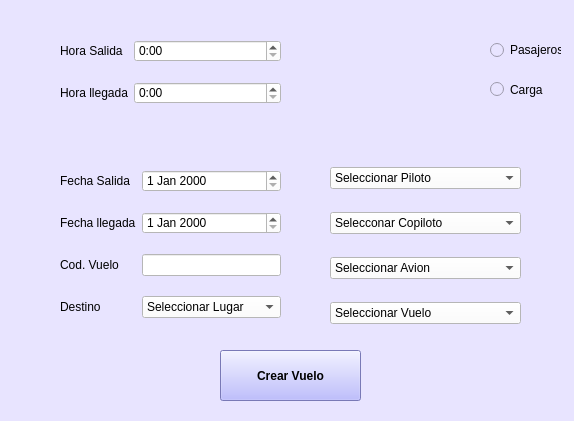
Qt form Interfaces Aeropuerto/vuelo.ui (vanesagustin98/Aerocamp) before a commit.
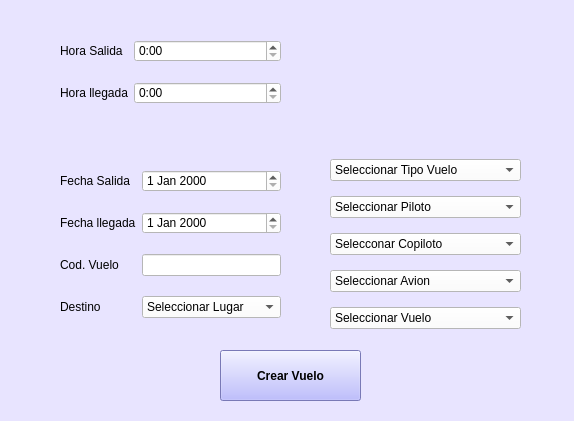
The same form after that commit. Icons and pictures are not drawn.

```diff
--- a/Interfaces Aeropuerto/vuelo.ui
+++ b/Interfaces Aeropuerto/vuelo.ui
@@ -17,45 +17,13 @@
    <string notr="true">background-color: rgb(232, 228, 255);</string>
   </property>
   <widget class="QWidget" name="centralwidget">
-   <widget class="QRadioButton" name="radioButton_3">
-    <property name="geometry">
-     <rect>
-      <x>490</x>
-      <y>80</y>
-      <width>53</width>
-      <height>19</height>
-     </rect>
-    </property>
-    <property name="styleSheet">
-     <string notr="true">background-color: rgb(232, 228, 255);</string>
-    </property>
-    <property name="text">
-     <string>Carga</string>
-    </property>
-   </widget>
-   <widget class="QRadioButton" name="radioButton_2">
-    <property name="geometry">
-     <rect>
-      <x>490</x>
-      <y>40</y>
-      <width>71</width>
-      <height>20</height>
-     </rect>
-    </property>
-    <property name="styleSheet">
-     <string notr="true">background-color: rgb(232, 228, 255);</string>
-    </property>
-    <property name="text">
-     <string>Pasajeros</string>
-    </property>
-   </widget>
    <widget class="QLabel" name="label_3">
     <property name="geometry">
      <rect>
-      <x>330</x>
+      <x>350</x>
       <y>30</y>
-      <width>131</width>
-      <height>91</height>
+      <width>171</width>
+      <height>101</height>
      </rect>
     </property>
     <property name="styleSheet">
@@ -97,6 +65,28 @@
      </rect>
     </property>
     <layout class="QVBoxLayout" name="verticalLayout">
+     <item>
+      <widget class="QComboBox" name="comboBox_2">
+       <property name="styleSheet">
+        <string notr="true">background-color: rgb(255, 255, 255);</string>
+       </property>
+       <item>
+        <property name="text">
+         <string>Seleccionar Tipo Vuelo</string>
+        </property>
+       </item>
+       <item>
+        <property name="text">
+         <string>Pasajeros</string>
+        </property>
+       </item>
+       <item>
+        <property name="text">
+         <string>Carga</string>
+        </property>
+       </item>
+      </widget>
+     </item>
      <item>
       <widget class="QComboBox" name="comboBox_3">
        <property name="styleSheet">
@@ -153,7 +143,7 @@
       <x>60</x>
       <y>170</y>
       <width>221</width>
-      <height>171</height>
+      <height>161</height>
      </rect>
     </property>
     <layout class="QFormLayout" name="formLayout_6">
```
Left out of the diff: 20 changed lines with no effect on the pictures.
